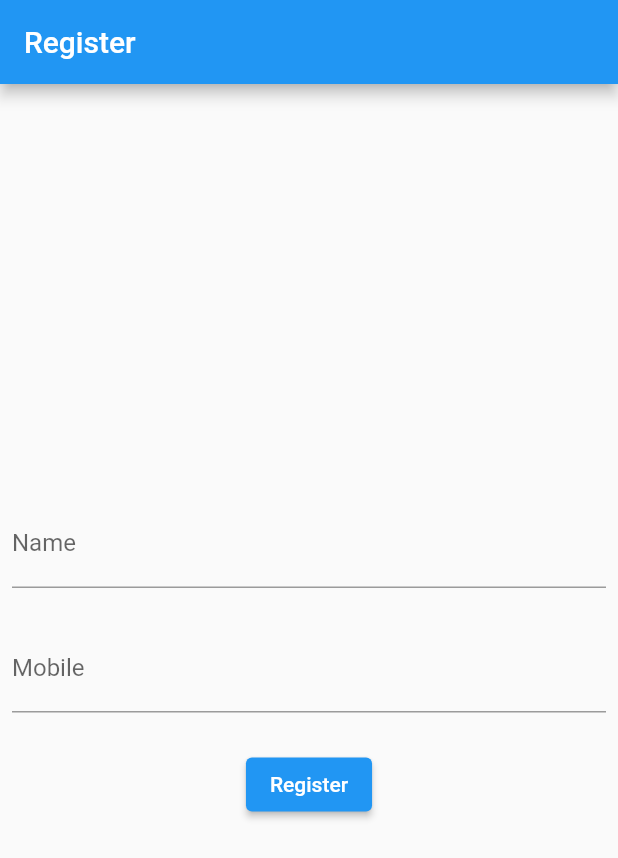
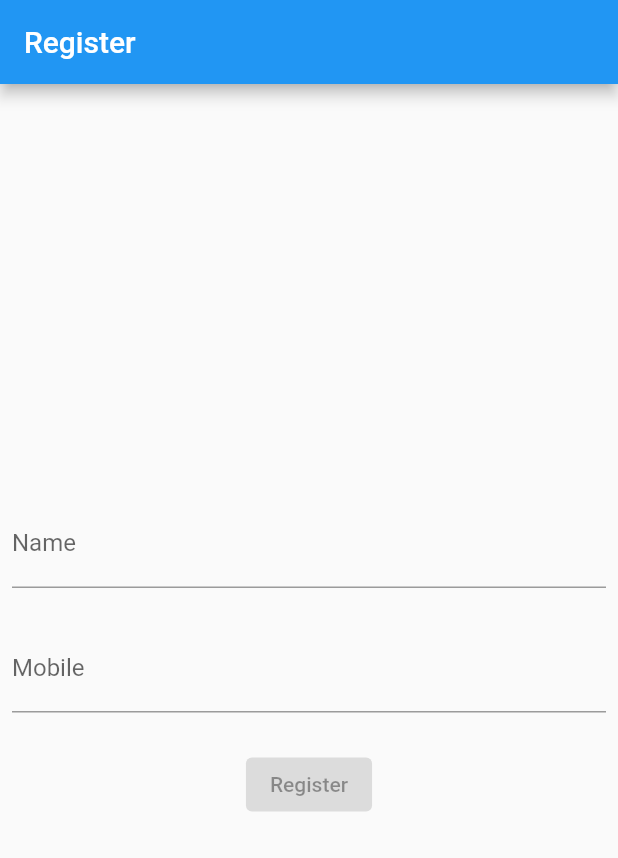
Before and after one commit to abhipatil1912/bloc_arch_demo, a Flutter app: the screen it shows after launch, on a phone screen of 412 x 824 dp. Shown: the top 858 px of the screen. Run offline on Flutter 3.47's test engine with Material 2 defaults, Android fonts, the phone set to English and light mode, and no system bars; our stand-ins replace dartz, dio, flutter_bloc, formz.

Commit message:
Register Bloc Auth Bloc seperated

```diff
--- a/lib/auth/bloc/auth_bloc.dart
+++ /dev/null
@@ -1,42 +0,0 @@
-import 'package:flutter_bloc/flutter_bloc.dart';
-
-import '../data/models/register_model.dart';
-import '../data/repo/auth_repo.dart';
-
-part 'auth_event.dart';
-part 'auth_state.dart';
-
-class AuthBloc extends Bloc<AuthEvent, AuthState> {
-  AuthBloc() : super(AuthStateInit()) {
-    // on<AuthUsernameChanged>(_onUsernameChanged);
-    // on<AuthMobileChanged>(_onMobileChanged);
-    on<AuthSubmitted>(_onSubmitted);
-  }
-}
-
-// void _onUsernameChanged(
-//   AuthUsernameChanged event,
-//   Emitter<AuthState> emit,
-// ) {}
-
-// void _onMobileChanged(
-//   AuthMobileChanged event,
-//   Emitter<AuthState> emit,
-// ) {}
-
-void _onSubmitted(
-  AuthSubmitted event,
-  Emitter<AuthState> emit,
-) async {
-  //? emitting loading state
-  emit(AuthStateLoading());
-
-  //? register request
-  final failOrSuccess = await AuthRepo.register(event.userName, event.mobile);
-  failOrSuccess.fold(
-    //? fail
-    (errorMsg) => emit(AuthStateFailed(errorMsg)),
-    //? success
-    (model) => emit(AuthStateSuccess(model)),
-  );
-}
--- /dev/null
+++ b/lib/auth/bloc/auth_bloc/auth_bloc.dart
@@ -0,0 +1,30 @@
+import 'dart:async';
+
+import 'package:bloc_arch_demo/auth/bloc/register_bloc/register_bloc.dart';
+import 'package:flutter_bloc/flutter_bloc.dart';
+import 'package:formz/formz.dart';
+
+part 'auth_event.dart';
+part 'auth_state.dart';
+
+class AuthBloc extends Bloc<AuthEvent, AuthState> {
+  final RegisterBloc registerBloc;
+  late final StreamSubscription registerBlocSubscription;
+  AuthBloc(
+    this.registerBloc,
+  ) : super(AuthState.unknown) {
+    registerBlocSubscription = registerBloc.stream.listen((state) {
+      if (state.status == FormzStatus.submissionSuccess) {
+        emit(AuthState.authenticated);
+      }
+    });
+    on<AuthStateChanged>(_onAuthStateChange);
+  }
+}
+
+void _onAuthStateChange(
+  AuthStateChanged event,
+  Emitter<AuthState> emit,
+) async {
+  emit(event.status);
+}
--- /dev/null
+++ b/lib/auth/bloc/auth_bloc/auth_event.dart
@@ -0,0 +1,8 @@
+part of 'auth_bloc.dart';
+
+abstract class AuthEvent {}
+
+class AuthStateChanged extends AuthEvent {
+  final AuthState status;
+  AuthStateChanged(this.status);
+}
--- /dev/null
+++ b/lib/auth/bloc/auth_bloc/auth_state.dart
@@ -0,0 +1,3 @@
+part of 'auth_bloc.dart';
+
+enum AuthState { unknown, authenticated, unauthenticated }
--- a/lib/auth/bloc/auth_event.dart
+++ /dev/null
@@ -1,19 +0,0 @@
-part of 'auth_bloc.dart';
-
-abstract class AuthEvent {}
-
-// class AuthUsernameChanged extends AuthEvent {
-//   final String username;
-//   AuthUsernameChanged(this.username);
-// }
-
-// class AuthMobileChanged extends AuthEvent {
-//   final String password;
-//   AuthMobileChanged(this.password);
-// }
-
-class AuthSubmitted extends AuthEvent {
-  final String userName;
-  final String mobile;
-  AuthSubmitted({required this.userName, required this.mobile});
-}
--- a/lib/auth/bloc/auth_state.dart
+++ /dev/null
@@ -1,17 +0,0 @@
-part of 'auth_bloc.dart';
-
-abstract class AuthState {}
-
-class AuthStateInit extends AuthState {}
-
-class AuthStateLoading extends AuthState {}
-
-class AuthStateFailed extends AuthState {
-  final String errorMsg;
-  AuthStateFailed(this.errorMsg);
-}
-
-class AuthStateSuccess extends AuthState {
-  final RegisterModel registerModel;
-  AuthStateSuccess(this.registerModel);
-}
--- /dev/null
+++ b/lib/auth/bloc/register_bloc/register_event.dart
@@ -0,0 +1,15 @@
+part of 'register_bloc.dart';
+
+abstract class RegisterEvent {}
+
+class RegisterUsernameChanged extends RegisterEvent {
+  final String username;
+  RegisterUsernameChanged(this.username);
+}
+
+class RegisterMobileChanged extends RegisterEvent {
+  final String mobile;
+  RegisterMobileChanged(this.mobile);
+}
+
+class RegisterSubmitted extends RegisterEvent {}
--- /dev/null
+++ b/lib/auth/bloc/register_bloc/register_state.dart
@@ -0,0 +1,58 @@
+part of 'register_bloc.dart';
+
+class RegisterState {
+  const RegisterState({
+    this.status = FormzStatus.pure,
+    this.username = const Name.pure(),
+    this.mobile = const Mobile.pure(),
+  });
+
+  final FormzStatus status;
+  final Name username;
+  final Mobile mobile;
+
+  RegisterState copyWith({
+    FormzStatus? status,
+    Name? username,
+    Mobile? mobile,
+  }) {
+    return RegisterState(
+      status: status ?? this.status,
+      username: username ?? this.username,
+      mobile: mobile ?? this.mobile,
+    );
+  }
+}
+
+//? name
+enum NameValidationError { empty }
+
+class Name extends FormzInput<String, NameValidationError> {
+  const Name.pure() : super.pure('');
+  const Name.dirty([String value = '']) : super.dirty(value);
+
+  @override
+  NameValidationError? validator(String? value) {
+    return value?.isNotEmpty == true ? null : NameValidationError.empty;
+  }
+}
+
+enum PhoneValidationError { empty, invalid }
+
+class Mobile extends FormzInput<String, PhoneValidationError> {
+  const Mobile.pure() : super.pure('');
+  const Mobile.dirty([String value = '']) : super.dirty(value);
+
+  @override
+  PhoneValidationError? validator(String? value) {
+    if (value == null || value == "") return PhoneValidationError.empty;
+    String pattern =
+        r'(^([+]?[\s0-9]+)?(\d{3}|[(]?[0-9]+[)])?([-]?[\s]?[0-9])+$)';
+    RegExp regExp = RegExp(pattern);
+
+    if (!regExp.hasMatch(value)) {
+      return PhoneValidationError.invalid;
+    }
+    return null;
+  }
+}
--- a/lib/auth/data/repo/auth_repo.dart
+++ b/lib/auth/data/repo/auth_repo.dart
@@ -10,15 +10,15 @@ import '../../../core/dio/app_dio.dart';
 import '../../../core/dio/dio_exceptions.dart';
 import '../models/register_model.dart';
 
-abstract class AuthRepo {
+abstract class RegisterRepo {
   //? returns a raw auth data ( json string )
-  static Future<Either<String, RegisterModel>> register(
-    String name,
-    String mobile,
-  ) async {
-    // //fake api response
-    // await Future.delayed(const Duration(seconds: 2));
-    // return right(RegisterModel());
+  static Future<Either<String, RegisterModel>> register({
+    required String name,
+    required String mobile,
+  }) async {
+    //fake api response
+    await Future.delayed(const Duration(seconds: 2));
+    return right(RegisterModel());
 
     try {
       final data = {
--- a/lib/auth/view/register_screen.dart
+++ b/lib/auth/view/register_screen.dart
@@ -1,9 +1,8 @@
 import 'package:flutter/material.dart';
 import 'package:flutter_bloc/flutter_bloc.dart';
+import 'package:formz/formz.dart';
 
-import '../../core/functions/my_validators.dart';
-import '../bloc/auth_bloc.dart';
-import 'widgets/loader.dart';
+import '../bloc/register_bloc/register_bloc.dart';
 
 class RegisterScreen extends StatelessWidget {
   const RegisterScreen({Key? key}) : super(key: key);
@@ -17,28 +16,20 @@ class RegisterScreen extends StatelessWidget {
       body: Padding(
         padding: const EdgeInsets.all(8.0),
         child: Center(
-          child: BlocConsumer<AuthBloc, AuthState>(
+          child: BlocListener<RegisterBloc, RegisterState>(
             listener: (context, state) {
-              if (state is AuthStateFailed) {
+              if (state.status == FormzStatus.submissionFailure) {
                 //? show error msg
                 ScaffoldMessenger.of(context)
                   ..hideCurrentSnackBar()
                   ..showSnackBar(
-                    SnackBar(
-                      content: Text(state.errorMsg),
+                    const SnackBar(
+                      content: Text("Authentication Failure"),
                     ),
                   );
               }
             },
-            builder: (context, state) {
-              if ((state is AuthStateInit) || (state is AuthStateFailed)) {
-                return _RegisterForm();
-              } else if (state is AuthStateLoading) {
-                return const Loader();
-              } else {
-                return const Text("Authenticated");
-              }
-            },
+            child: _RegisterForm(),
           ),
         ),
       ),
@@ -65,17 +56,7 @@ class _RegisterForm extends StatelessWidget {
           const Padding(padding: EdgeInsets.all(12)),
           _MobileInput(controller: _mobileController),
           const Padding(padding: EdgeInsets.all(12)),
-          _LoginButton(
-            onPressed: () {
-              final isValid = _formKey.currentState!.validate();
-              if (isValid) {
-                context.read<AuthBloc>().add(AuthSubmitted(
-                      mobile: _mobileController.text,
-                      userName: _nameController.text,
-                    ));
-              }
-            },
-          ),
+          const _LoginButton(),
         ],
       ),
     );
@@ -83,51 +64,68 @@ class _RegisterForm extends StatelessWidget {
 }
 
 class _UsernameInput extends StatelessWidget {
-  final TextEditingController _controller;
-
   const _UsernameInput({
     Key? key,
     required TextEditingController controller,
-  })  : _controller = controller,
-        super(key: key);
+  }) : super(key: key);
   @override
   Widget build(BuildContext context) {
-    return TextFormField(
-      controller: _controller,
-      validator: MyValidators.validateName,
-      decoration: const InputDecoration(labelText: 'Name'),
+    return BlocBuilder<RegisterBloc, RegisterState>(
+      builder: (context, state) {
+        return TextField(
+          onChanged: (username) => context
+              .read<RegisterBloc>()
+              .add(RegisterUsernameChanged(username)),
+          decoration: InputDecoration(
+            labelText: 'Name',
+            errorText: state.username.invalid ? 'Enter name' : null,
+          ),
+        );
+      },
     );
   }
 }
 
 class _MobileInput extends StatelessWidget {
-  final TextEditingController _controller;
-
   const _MobileInput({
     Key? key,
     required TextEditingController controller,
-  })  : _controller = controller,
-        super(key: key);
+  }) : super(key: key);
   @override
   Widget build(BuildContext context) {
-    return TextFormField(
-      controller: _controller,
-      validator: MyValidators.validateMobile,
-      decoration: const InputDecoration(labelText: 'Mobile'),
-      keyboardType: TextInputType.phone,
+    return BlocBuilder<RegisterBloc, RegisterState>(
+      builder: (context, state) {
+        return TextField(
+          onChanged: (password) =>
+              context.read<RegisterBloc>().add(RegisterMobileChanged(password)),
+          decoration: InputDecoration(
+            labelText: 'Mobile',
+            errorText: state.mobile.invalid ? 'Invalid mobile' : null,
+          ),
+          keyboardType: TextInputType.phone,
+        );
+      },
     );
   }
 }
 
 class _LoginButton extends StatelessWidget {
-  final VoidCallback onPressed;
-
-  const _LoginButton({Key? key, required this.onPressed}) : super(key: key);
+  const _LoginButton({Key? key}) : super(key: key);
   @override
   Widget build(BuildContext context) {
-    return ElevatedButton(
-      child: const Text('Register'),
-      onPressed: onPressed,
+    return BlocBuilder<RegisterBloc, RegisterState>(
+      builder: (context, state) {
+        return state.status.isSubmissionInProgress
+            ? const CircularProgressIndicator()
+            : ElevatedButton(
+                child: const Text('Register'),
+                onPressed: state.status.isValidated
+                    ? () {
+                        context.read<RegisterBloc>().add(RegisterSubmitted());
+                      }
+                    : null,
+              );
+      },
     );
   }
 }
--- a/lib/main.dart
+++ b/lib/main.dart
@@ -1,8 +1,11 @@
 import 'package:flutter/material.dart';
 import 'package:flutter_bloc/flutter_bloc.dart';
 
-import 'auth/bloc/auth_bloc.dart';
+import 'auth/bloc/auth_bloc/auth_bloc.dart';
+import 'auth/bloc/register_bloc/register_bloc.dart';
 import 'auth/view/register_screen.dart';
+import 'home/home_screen.dart';
+import 'splash/splash_screen.dart';
 
 void main() {
   runApp(const MyApp());
@@ -13,6 +16,7 @@ class MyApp extends StatelessWidget {
 
   @override
   Widget build(BuildContext context) {
+    final registerBloc = RegisterBloc();
     return MaterialApp(
       title: 'Flutter Demo',
       theme: ThemeData(
@@ -21,11 +25,52 @@ class MyApp extends StatelessWidget {
       home: MultiBlocProvider(
         providers: [
           BlocProvider(
-            create: (_) => AuthBloc(),
+            create: (_) => registerBloc,
+          ),
+          BlocProvider(
+            create: (_) => AuthBloc(registerBloc),
           ),
         ],
-        child: const RegisterScreen(),
+        child: const App(),
       ),
     );
   }
 }
+
+class App extends StatefulWidget {
+  const App({Key? key}) : super(key: key);
+
+  @override
+  State<App> createState() => _AppState();
+}
+
+class _AppState extends State<App> {
+  @override
+  void initState() {
+    super.initState();
+    checkAndUpdateAuthStatus();
+  }
+
+  /// checks the user is sign-in or not & updates the state
+  Future<void> checkAndUpdateAuthStatus() async {
+    // pretending to read the token from local storage
+    await Future.delayed(const Duration(seconds: 1));
+    context.read<AuthBloc>().add(AuthStateChanged(AuthState.unauthenticated));
+  }
+
+  @override
+  Widget build(BuildContext context) {
+    return BlocBuilder<AuthBloc, AuthState>(
+      builder: (context, state) {
+        switch (state) {
+          case AuthState.unknown:
+            return const SplashScreen();
+          case AuthState.authenticated:
+            return const HomeScreen();
+          case AuthState.unauthenticated:
+            return const RegisterScreen();
+        }
+      },
+    );
+  }
+}
--- a/pubspec.yaml
+++ b/pubspec.yaml
@@ -37,6 +37,7 @@ dependencies:
   dio: ^4.0.6
   dartz: ^0.10.1
   flutter_bloc: ^8.0.1
+  formz: ^0.4.1
 
 dev_dependencies:
   flutter_test:
```
Also changed, not shown: lib/auth/bloc/register_bloc/register_bloc.dart (added, +64 -0 lines), lib/home/home_screen.dart (added, +15 -0 lines), lib/splash/splash_screen.dart (added, +12 -0 lines), pubspec.lock.
